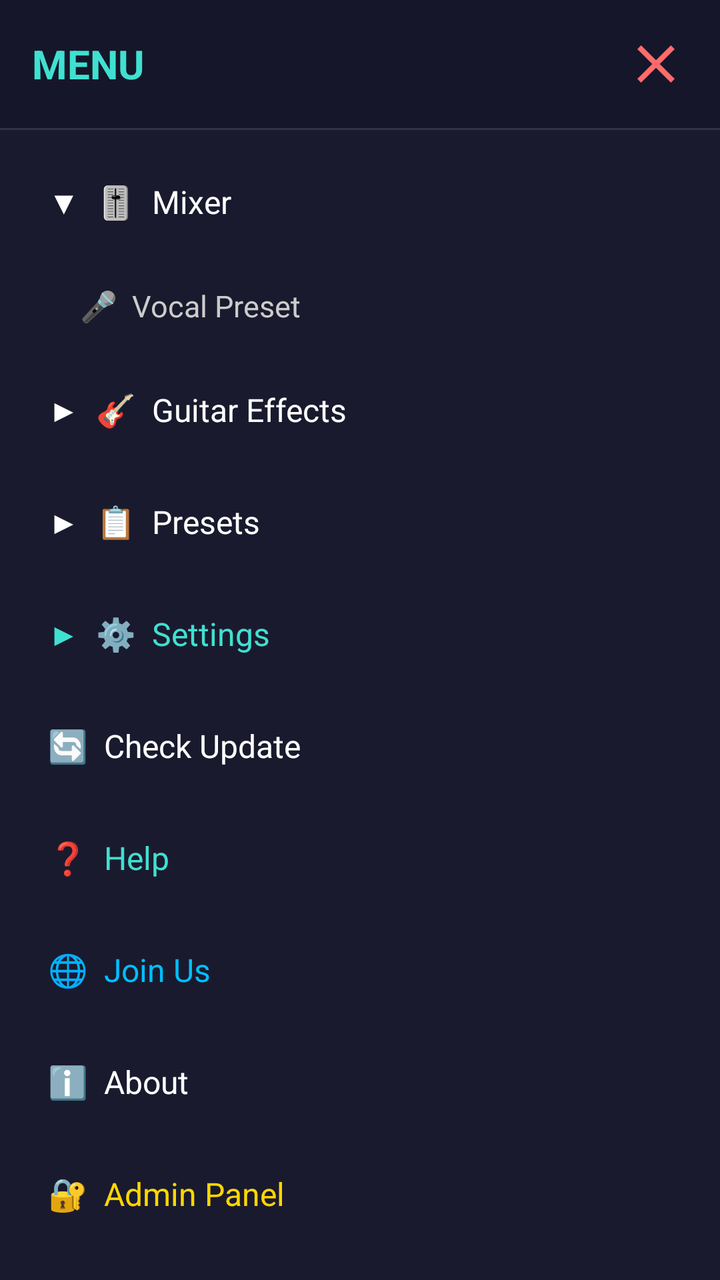
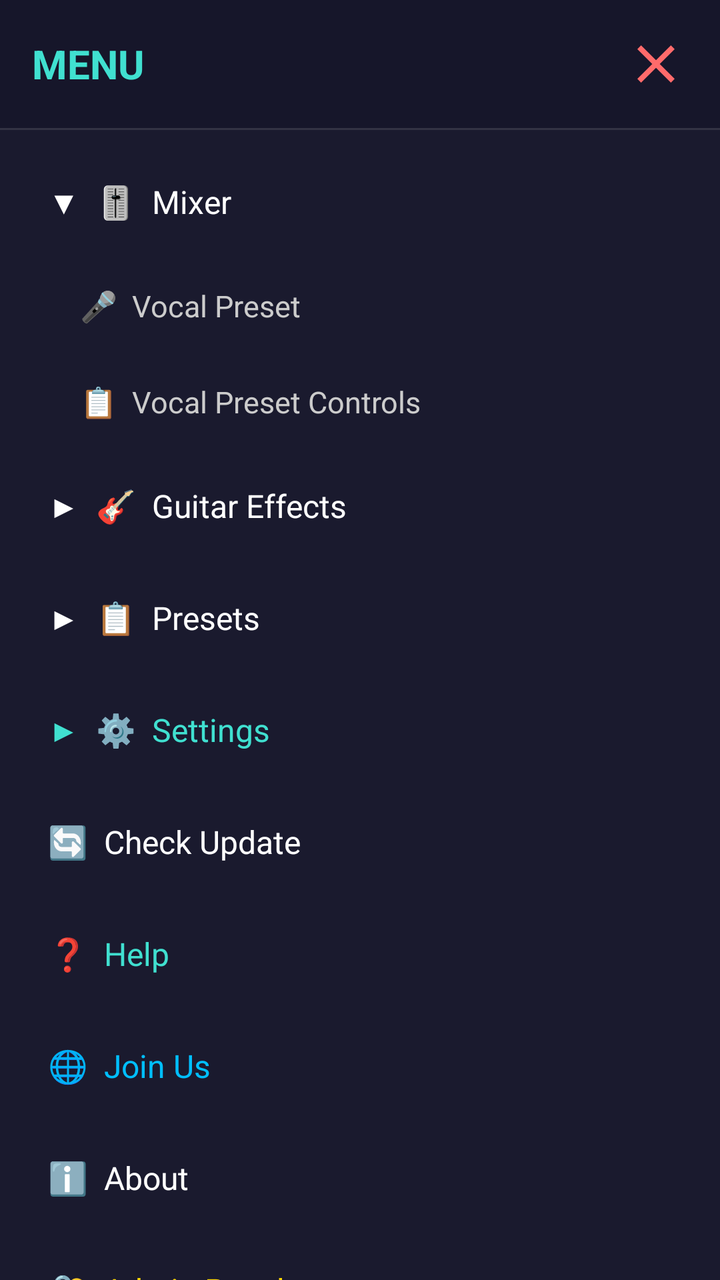

Compare the two renders of this Android layout. The source of the first and the diff that turns it into the second are given below.
<!-- AndroidManifest.xml: application theme Theme.AppCompat.Light.NoActionBar -->
<!-- res/layout/side_menu.xml -->
<?xml version="1.0" encoding="utf-8"?>
<LinearLayout
    xmlns:android="http://schemas.android.com/apk/res/android"
    android:layout_width="280dp"
    android:layout_height="match_parent"
    android:layout_gravity="start"
    android:background="#1A1A2E"
    android:orientation="vertical"
    android:elevation="16dp">

    
    <LinearLayout
        android:layout_width="match_parent"
        android:layout_height="wrap_content"
        android:orientation="horizontal"
        android:gravity="center_vertical"
        android:padding="16dp"
        android:background="#16162A">

        <TextView
            android:layout_width="0dp"
            android:layout_height="wrap_content"
            android:layout_weight="1"
            android:text="MENU"
            android:textColor="#40E0D0"
            android:textSize="20sp"
            android:textStyle="bold"/>

        
        <ImageView
            android:id="@+id/btn_close_menu"
            android:layout_width="32dp"
            android:layout_height="32dp"
            android:src="@drawable/ic_close"
            android:clickable="true"
            android:focusable="true"/>
    </LinearLayout>

    <View
        android:layout_width="match_parent"
        android:layout_height="1dp"
        android:background="#333344"/>

    
    <LinearLayout
        android:layout_width="match_parent"
        android:layout_height="wrap_content"
        android:orientation="vertical"
        android:paddingTop="8dp">

        
        
        
        <LinearLayout
            android:layout_width="match_parent"
            android:layout_height="wrap_content"
            android:orientation="vertical">

            <TextView
                android:id="@+id/menu_mixer"
                android:layout_width="match_parent"
                android:layout_height="56dp"
                android:text="▼  🎚️  Mixer"
                android:textColor="#FFFFFF"
                android:textSize="16sp"
                android:gravity="center_vertical"
                android:paddingStart="24dp"
                android:clickable="true"
                android:focusable="true"/>

            
            <LinearLayout
                android:id="@+id/submenu_mixer"
                android:layout_width="match_parent"
                android:layout_height="wrap_content"
                android:orientation="vertical"
                android:paddingStart="40dp"
                android:visibility="visible">

                <TextView
                    android:id="@+id/submenu_mixer_vocal"
                    android:layout_width="match_parent"
                    android:layout_height="48dp"
                    android:text="🎤  Vocal Preset"
                    android:textColor="#CCCCCC"
                    android:textSize="15sp"
                    android:gravity="center_vertical"
                    android:clickable="true"
                    android:focusable="true"/>
            </LinearLayout>
        </LinearLayout>

        
        
        
        <LinearLayout
            android:layout_width="match_parent"
            android:layout_height="wrap_content"
            android:orientation="vertical">

            <TextView
                android:id="@+id/menu_guitar"
                android:layout_width="match_parent"
                android:layout_height="56dp"
                android:text="▶  🎸  Guitar Effects"
                android:textColor="#FFFFFF"
                android:textSize="16sp"
                android:gravity="center_vertical"
                android:paddingStart="24dp"
                android:clickable="true"
                android:focusable="true"/>

            
            <LinearLayout
                android:id="@+id/submenu_guitar"
                android:layout_width="match_parent"
                android:layout_height="wrap_content"
                android:orientation="vertical"
                android:paddingStart="40dp"
                android:visibility="gone">

                <TextView
                    android:id="@+id/submenu_guitar_channel"
                    android:layout_width="match_parent"
                    android:layout_height="48dp"
                    android:text="🎸  Guitar Channel"
                    android:textColor="#CCCCCC"
                    android:textSize="15sp"
                    android:gravity="center_vertical"
                    android:clickable="true"
                    android:focusable="true"/>

                <TextView
                    android:id="@+id/submenu_guitar_presets"
                    android:layout_width="match_parent"
                    android:layout_height="48dp"
                    android:text="📋  Guitar Preset"
                    android:textColor="#CCCCCC"
                    android:textSize="15sp"
                    android:gravity="center_vertical"
                    android:clickable="true"
                    android:focusable="true"/>
            </LinearLayout>
        </LinearLayout>

        
        
        
        <LinearLayout
            android:layout_width="match_parent"
            android:layout_height="wrap_content"
            android:orientation="vertical">

            <TextView
                android:id="@+id/menu_presets"
                android:layout_width="match_parent"
                android:layout_height="56dp"
                android:text="▶  📋  Presets"
                android:textColor="#FFFFFF"
                android:textSize="16sp"
                android:gravity="center_vertical"
                android:paddingStart="24dp"
                android:clickable="true"
                android:focusable="true"/>

            <LinearLayout
                android:id="@+id/submenu_presets"
                android:layout_width="match_parent"
                android:layout_height="wrap_content"
                android:orientation="vertical"
                android:paddingStart="40dp"
                android:visibility="gone">

                
                <TextView
                    android:id="@+id/submenu_presets_global"
                    android:layout_width="match_parent"
                    android:layout_height="48dp"
                    android:text="📋  Pangkalahatang Presets"
                    android:textColor="#CCCCCC"
                    android:textSize="15sp"
                    android:gravity="center_vertical"
                    android:clickable="true"
                    android:focusable="true"/>

                
                <TextView
                    android:id="@+id/submenu_presets_free"
                    android:layout_width="match_parent"
                    android:layout_height="48dp"
                    android:text="🆓  Non-Member Presets"
                    android:textColor="#CCCCCC"
                    android:textSize="15sp"
                    android:gravity="center_vertical"
                    android:clickable="true"
                    android:focusable="true"/>
            </LinearLayout>
        </LinearLayout>

        
        
        
        <LinearLayout
            android:layout_width="match_parent"
            android:layout_height="wrap_content"
            android:orientation="vertical">

            <TextView
                android:id="@+id/menu_settings"
                android:layout_width="match_parent"
                android:layout_height="56dp"
                android:text="▶  ⚙️  Settings"
                android:textColor="#40E0D0"
                android:textSize="16sp"
                android:gravity="center_vertical"
                android:paddingStart="24dp"
                android:clickable="true"
                android:focusable="true"/>

            <LinearLayout
                android:id="@+id/submenu_settings"
                android:layout_width="match_parent"
                android:layout_height="wrap_content"
                android:orientation="vertical"
                android:paddingStart="40dp"
                android:visibility="gone">

                <TextView
                    android:id="@+id/submenu_settings_audio"
                    android:layout_width="match_parent"
                    android:layout_height="48dp"
                    android:text="🔊  Audio Settings"
                    android:textColor="#CCCCCC"
                    android:textSize="15sp"
                    android:gravity="center_vertical"
                    android:clickable="true"
                    android:focusable="true"/>

                <TextView
                    android:id="@+id/submenu_settings_appearance"
                    android:layout_width="match_parent"
                    android:layout_height="48dp"
                    android:text="🎨  Appearance"
                    android:textColor="#CCCCCC"
                    android:textSize="15sp"
                    android:gravity="center_vertical"
                    android:clickable="true"
                    android:focusable="true"/>
            </LinearLayout>
        </LinearLayout>

        
        
        
        <TextView
            android:id="@+id/menu_update"
            android:layout_width="match_parent"
            android:layout_height="56dp"
            android:text="🔄  Check Update"
            android:textColor="#FFFFFF"
            android:textSize="16sp"
            android:gravity="center_vertical"
            android:paddingStart="24dp"
            android:clickable="true"
            android:focusable="true"/>

        <TextView
            android:id="@+id/menu_help"
            android:layout_width="match_parent"
            android:layout_height="56dp"
            android:text="❓  Help"
            android:textColor="#40E0D0"
            android:textSize="16sp"
            android:gravity="center_vertical"
            android:paddingStart="24dp"
            android:clickable="true"
            android:focusable="true"/>

        <TextView
            android:id="@+id/menu_join"
            android:layout_width="match_parent"
            android:layout_height="56dp"
            android:text="🌐  Join Us"
            android:textColor="#00BFFF"
            android:textSize="16sp"
            android:gravity="center_vertical"
            android:paddingStart="24dp"
            android:clickable="true"
            android:focusable="true"/>

        <TextView
            android:id="@+id/menu_about"
            android:layout_width="match_parent"
            android:layout_height="56dp"
            android:text="ℹ️  About"
            android:textColor="#FFFFFF"
            android:textSize="16sp"
            android:gravity="center_vertical"
            android:paddingStart="24dp"
            android:clickable="true"
            android:focusable="true"/>

        <TextView
            android:id="@+id/menu_admin"
            android:layout_width="match_parent"
            android:layout_height="56dp"
            android:text="🔐  Admin Panel"
            android:textColor="#FFD700"
            android:textSize="16sp"
            android:gravity="center_vertical"
            android:paddingStart="24dp"
            android:clickable="true"
            android:focusable="true"/>

        <TextView
            android:id="@+id/menu_whatsnew"
            android:layout_width="match_parent"
            android:layout_height="56dp"
            android:text="🆕  What's New"
            android:textColor="#00FF88"
            android:textSize="16sp"
            android:gravity="center_vertical"
            android:paddingStart="24dp"
            android:clickable="true"
            android:focusable="true"/>

        <TextView
            android:id="@+id/menu_exit"
            android:layout_width="match_parent"
            android:layout_height="56dp"
            android:text="❌  Exit"
            android:textColor="#FF6B6B"
            android:textSize="16sp"
            android:gravity="center_vertical"
            android:paddingStart="24dp"
            android:clickable="true"
            android:focusable="true"/>

    </LinearLayout>

</LinearLayout>
<!-- resources referenced by this layout -->
<resources>
  <!-- drawable ic_close (drawable) -->
  <vector xmlns:android="http://schemas.android.com/apk/res/android"
      android:width="24dp" android:height="24dp"
      android:viewportWidth="24" android:viewportHeight="24">
    <path android:fillColor="#FF6B6B"
          android:pathData="M19,6.41L17.59,5 12,10.59 6.41,5 5,6.41 10.59,12 5,17.59 6.41,19 12,13.41 17.59,19 19,17.59 13.41,12z"/>
  </vector>
</resources>

<!-- the commit's change to res/layout/side_menu.xml (unified diff, before → after) -->
@@ -77,11 +77,24 @@
                 android:paddingStart="40dp"
                 android:visibility="visible">
 
+                
                 <TextView
                     android:id="@+id/submenu_mixer_vocal"
                     android:layout_width="match_parent"
                     android:layout_height="48dp"
                     android:text="🎤  Vocal Preset"
+                    android:textColor="#CCCCCC"
+                    android:textSize="15sp"
+                    android:gravity="center_vertical"
+                    android:clickable="true"
+                    android:focusable="true"/>
+
+                
+                <TextView
+                    android:id="@+id/submenu_mixer_presets"
+                    android:layout_width="match_parent"
+                    android:layout_height="48dp"
+                    android:text="📋  Vocal Preset Controls"
                     android:textColor="#CCCCCC"
                     android:textSize="15sp"
                     android:gravity="center_vertical"
@@ -171,7 +184,6 @@
                 android:paddingStart="40dp"
                 android:visibility="gone">
 
-                
                 <TextView
                     android:id="@+id/submenu_presets_global"
                     android:layout_width="match_parent"
@@ -183,7 +195,6 @@
                     android:clickable="true"
                     android:focusable="true"/>
 
-                
                 <TextView
                     android:id="@+id/submenu_presets_free"
                     android:layout_width="match_parent"
